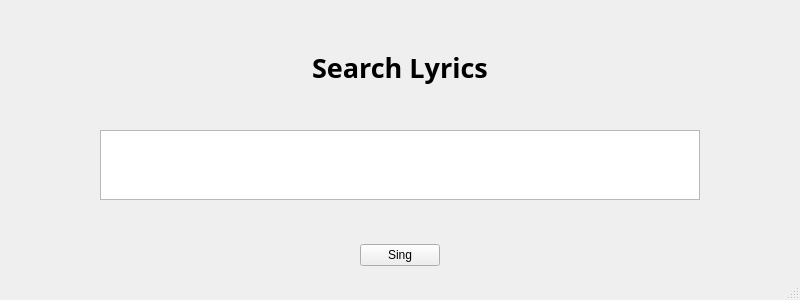
The window that mainwindow.ui (mwalden824/SingIt) describes before a commit, drawn with Qt 5.
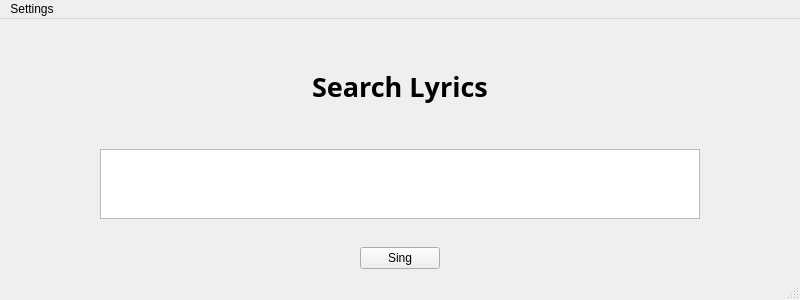
The same window after the commit. Icons and pictures are not drawn.

Commit message: Added settings menu item so user can point to their mp3 collection. And configured cmake to include everything needed in build folder.

```diff
--- a/mainwindow.ui
+++ b/mainwindow.ui
@@ -173,6 +173,13 @@
      <height>17</height>
     </rect>
    </property>
+   <widget class="QMenu" name="menuSettings">
+    <property name="title">
+     <string>Settings</string>
+    </property>
+    <addaction name="actionMusicLibraryFolder"/>
+   </widget>
+   <addaction name="menuSettings"/>
   </widget>
   <widget class="QStatusBar" name="statusbar"/>
  </widget>
```
Left out of the diff: 5 changed lines with no effect on the pictures. The commit also changes 5 other files.
